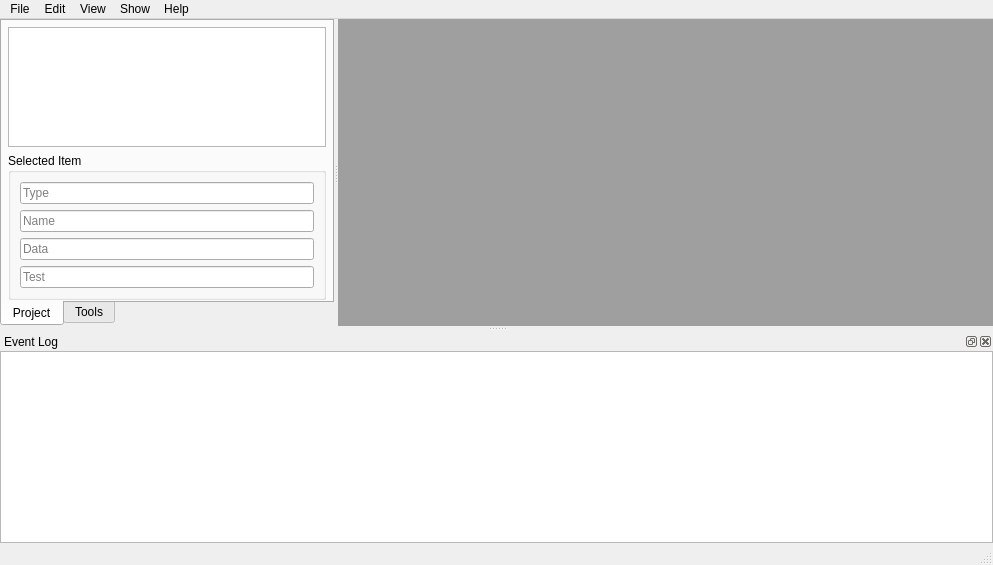
Before: the Qt Designer form spinetoolbox/ui/mainwindow.ui in spine-tools/Spine-Toolbox, drawn with Qt 5.
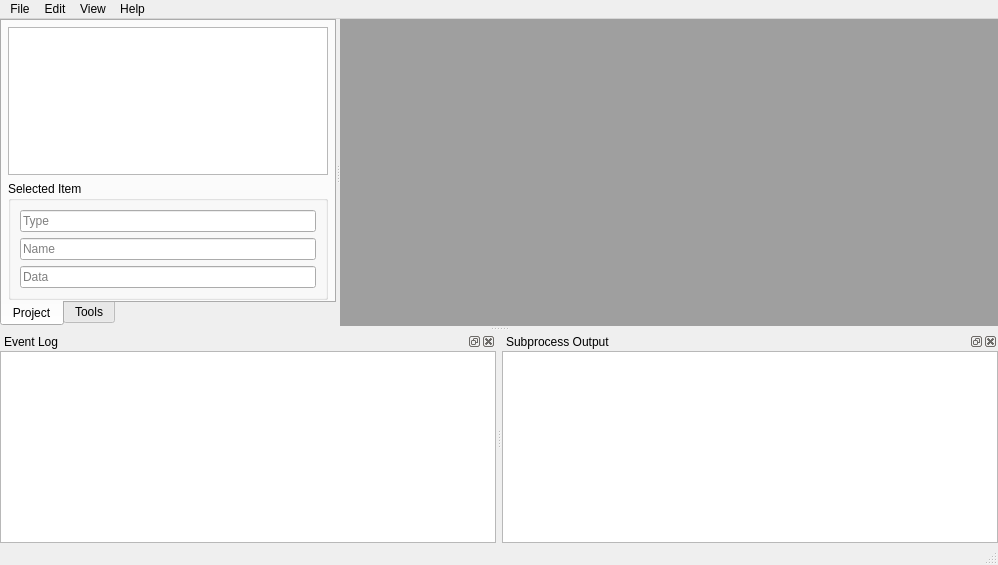
After: the same form once the commit is applied. Icons and pictures are not drawn. Custom widgets are drawn as their Qt base class.

```diff
--- a/spinetoolbox/ui/mainwindow.ui
+++ b/spinetoolbox/ui/mainwindow.ui
@@ -26,7 +26,7 @@
    <rect>
     <x>0</x>
     <y>0</y>
-    <width>993</width>
+    <width>998</width>
     <height>565</height>
    </rect>
   </property>
@@ -35,6 +35,9 @@
   </property>
   <widget class="QWidget" name="centralwidget">
    <layout class="QVBoxLayout" name="verticalLayout_4">
+    <property name="spacing">
+     <number>6</number>
+    </property>
     <property name="leftMargin">
      <number>0</number>
     </property>
@@ -164,22 +167,6 @@
               </property>
              </widget>
             </item>
-            <item>
-             <widget class="QLineEdit" name="lineEdit_test">
-              <property name="sizePolicy">
-               <sizepolicy hsizetype="Preferred" vsizetype="Fixed">
-                <horstretch>0</horstretch>
-                <verstretch>0</verstretch>
-               </sizepolicy>
-              </property>
-              <property name="readOnly">
-               <bool>true</bool>
-              </property>
-              <property name="placeholderText">
-               <string>Test</string>
-              </property>
-             </widget>
-            </item>
            </layout>
           </widget>
          </item>
@@ -325,7 +312,7 @@
     <rect>
      <x>0</x>
      <y>0</y>
-     <width>993</width>
+     <width>998</width>
      <height>21</height>
     </rect>
    </property>
@@ -357,12 +344,6 @@
     <addaction name="actionAdd_Tool"/>
     <addaction name="actionAdd_View"/>
    </widget>
-   <widget class="QMenu" name="menuShow">
-    <property name="title">
-     <string>Show</string>
-    </property>
-    <addaction name="actionData_Store"/>
-   </widget>
    <widget class="QMenu" name="menuView">
     <property name="title">
      <string>View</string>
@@ -373,7 +354,6 @@
    <addaction name="menuFile"/>
    <addaction name="menuEdit"/>
    <addaction name="menuView"/>
-   <addaction name="menuShow"/>
    <addaction name="menuHelp"/>
   </widget>
   <widget class="QStatusBar" name="statusbar"/>
@@ -402,7 +382,53 @@
       <number>0</number>
      </property>
      <item>
-      <widget class="QTextBrowser" name="textBrowser_eventlog"/>
+      <widget class="CustomQTextBrowser" name="textBrowser_eventlog">
+       <property name="contextMenuPolicy">
+        <enum>Qt::DefaultContextMenu</enum>
+       </property>
+       <property name="openLinks">
+        <bool>false</bool>
+       </property>
+      </widget>
+     </item>
+    </layout>
+   </widget>
+  </widget>
+  <widget class="QDockWidget" name="dockWidget_process_output">
+   <property name="windowTitle">
+    <string>Subprocess Output</string>
+   </property>
+   <attribute name="dockWidgetArea">
+    <number>8</number>
+   </attribute>
+   <widget class="QWidget" name="dockWidgetContents_2">
+    <layout class="QVBoxLayout" name="verticalLayout_6">
+     <property name="leftMargin">
+      <number>0</number>
+     </property>
+     <property name="topMargin">
+      <number>0</number>
+     </property>
+     <property name="rightMargin">
+      <number>0</number>
+     </property>
+     <property name="bottomMargin">
+      <number>0</number>
+     </property>
+     <item>
+      <widget class="CustomQTextBrowser" name="textBrowser_process_output">
+       <property name="font">
+        <font>
+         <family>Segoe UI</family>
+        </font>
+       </property>
+       <property name="contextMenuPolicy">
+        <enum>Qt::DefaultContextMenu</enum>
+       </property>
+       <property name="openLinks">
+        <bool>false</bool>
+       </property>
+      </widget>
      </item>
     </layout>
    </widget>
@@ -515,6 +541,13 @@
    </property>
   </action>
  </widget>
+ <customwidgets>
+  <customwidget>
+   <class>CustomQTextBrowser</class>
+   <extends>QTextBrowser</extends>
+   <header>widgets/custom_qtextbrowser.h</header>
+  </customwidget>
+ </customwidgets>
  <resources>
   <include location="resources/resources_icons.qrc"/>
  </resources>
```
Left out of the diff: 29 changed lines with no effect on the pictures.
